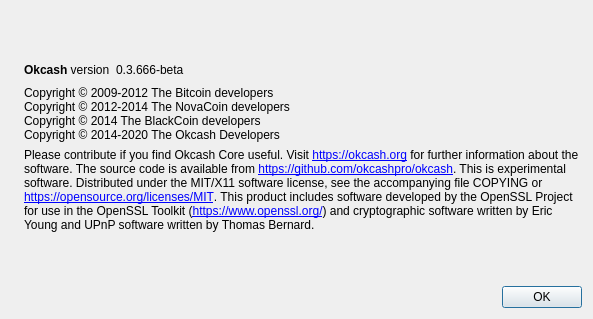
Above: src/qt/forms/aboutdialog.ui from okcashpro/okcash before the change. Below: the same form after it.
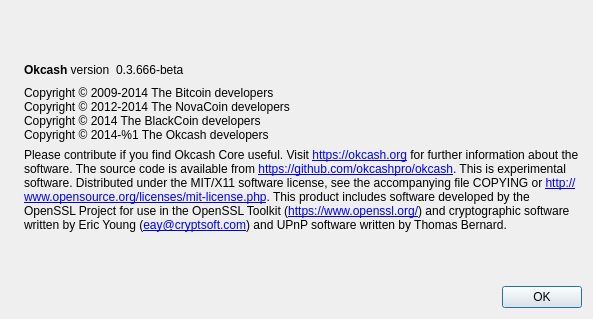
That is the form after the change. Icons and pictures are not drawn.

Commit message: v6.9 up/ lblfix/ pixpath

What changed in the file:
```diff
--- a/src/qt/forms/aboutdialog.ui
+++ b/src/qt/forms/aboutdialog.ui
@@ -91,10 +91,10 @@
         <cursorShape>IBeamCursor</cursorShape>
        </property>
        <property name="text">
-        <string>Copyright © 2009-2012 The Bitcoin developers
+        <string>Copyright © 2009-2014 The Bitcoin developers
 Copyright © 2012-2014 The NovaCoin developers
 Copyright © 2014 The BlackCoin developers
-Copyright © 2014-2020 The Okcash Developers</string>
+Copyright © 2014-%1 The Okcash developers</string>
        </property>
        <property name="textInteractionFlags">
         <set>Qt::LinksAccessibleByMouse|Qt::TextSelectableByKeyboard|Qt::TextSelectableByMouse</set>
@@ -113,9 +113,9 @@
 
 This is experimental software.
 
-Distributed under the MIT/X11 software license, see the accompanying file COPYING or &lt;a href=&quot;https://opensource.org/licenses/MIT&quot;&gt;https://opensource.org/licenses/MIT&lt;/a&gt;.
+Distributed under the MIT/X11 software license, see the accompanying file COPYING or &lt;a href=&quot;http://www.opensource.org/licenses/mit-license.php&quot;&gt;http://www.opensource.org/licenses/mit-license.php&lt;/a&gt;.
 
-This product includes software developed by the OpenSSL Project for use in the OpenSSL Toolkit (&lt;a href=&quot;https://www.openssl.org/&quot;&gt;https://www.openssl.org/&lt;/a&gt;) and cryptographic software written by Eric Young and UPnP software written by Thomas Bernard.</string>
+This product includes software developed by the OpenSSL Project for use in the OpenSSL Toolkit (&lt;a href=&quot;https://www.openssl.org/&quot;&gt;https://www.openssl.org/&lt;/a&gt;) and cryptographic software written by Eric Young (&lt;a href=&quot;mailto:eay@cryptsoft.com&quot;&gt;eay@cryptsoft.com&lt;/a&gt;) and UPnP software written by Thomas Bernard.</string>
        </property>
        <property name="textFormat">
         <enum>Qt::RichText</enum>
```
Left out of the diff: 6 changed lines with no effect on the pictures.
